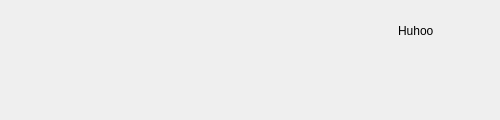
This is outmessageform.ui in hawkchch/BubbleChat as Qt 5 draws it before an edit. The edited form follows.
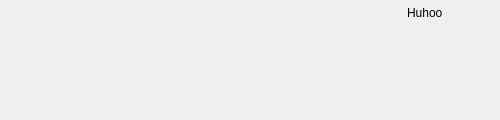
This is the edited form. Icons and pictures are not drawn.

Diff of the .ui file:
```diff
--- a/outmessageform.ui
+++ b/outmessageform.ui
@@ -24,13 +24,13 @@
     <number>9</number>
    </property>
    <property name="topMargin">
-    <number>9</number>
+    <number>0</number>
    </property>
    <property name="rightMargin">
     <number>9</number>
    </property>
    <property name="bottomMargin">
-    <number>9</number>
+    <number>0</number>
    </property>
    <item>
     <widget class="QWidget" name="content" native="true">
@@ -38,6 +38,18 @@
       <property name="spacing">
        <number>0</number>
       </property>
+      <property name="leftMargin">
+       <number>0</number>
+      </property>
+      <property name="topMargin">
+       <number>0</number>
+      </property>
+      <property name="rightMargin">
+       <number>0</number>
+      </property>
+      <property name="bottomMargin">
+       <number>0</number>
+      </property>
       <item alignment="Qt::AlignRight">
        <widget class="QLabel" name="name">
         <property name="minimumSize">
```
